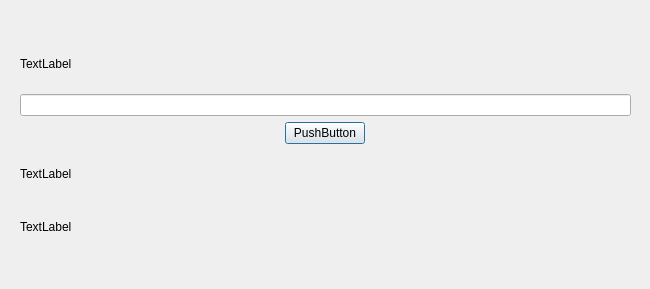
Above: translation.ui from TheLongDistanceRunner2/Multi-Language-Translator before the change. Below: the same form after it.
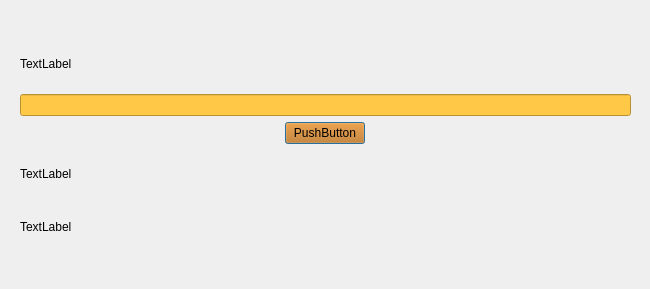
That is the form after the change.

Diff of the .ui file:
```diff
--- a/translation.ui
+++ b/translation.ui
@@ -49,7 +49,12 @@
      </widget>
     </item>
     <item>
-     <widget class="QLineEdit" name="lineEdit_enter_text"/>
+     <widget class="QLineEdit" name="lineEdit_enter_text">
+      <property name="styleSheet">
+       <string notr="true">background-color: rgb(255, 201, 71);
+border-color: rgb(0, 0, 0);</string>
+      </property>
+     </widget>
     </item>
     <item alignment="Qt::AlignHCenter">
      <widget class="QPushButton" name="pushButton_translate">
@@ -59,6 +64,9 @@
         <verstretch>0</verstretch>
        </sizepolicy>
       </property>
+      <property name="styleSheet">
+       <string notr="true">background-color: rgb(198, 105, 0);</string>
+      </property>
       <property name="text">
        <string>PushButton</string>
       </property>
```
Left out of the diff: 3 changed lines with no effect on the pictures.
